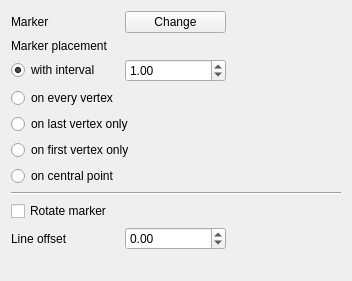
Above: src/ui/symbollayer/widget_markerline.ui from kadas-albireo/kadas-albireo before the change. Below: the same form after it.
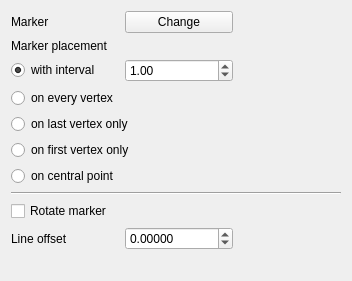
That is the form after the change.

The edit to the form file:
```diff
--- a/src/ui/symbollayer/widget_markerline.ui
+++ b/src/ui/symbollayer/widget_markerline.ui
@@ -112,7 +112,7 @@
    <item row="9" column="1">
     <widget class="QDoubleSpinBox" name="spinOffset">
      <property name="decimals">
-      <number>2</number>
+      <number>5</number>
      </property>
      <property name="minimum">
       <double>-100000.000000000000000</double>
```
